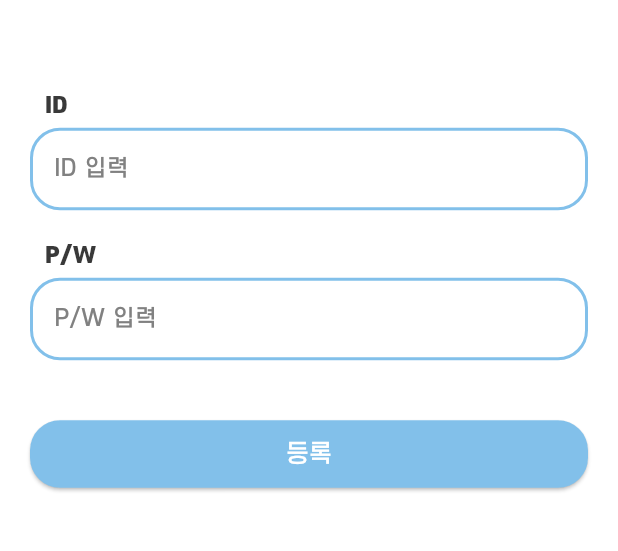
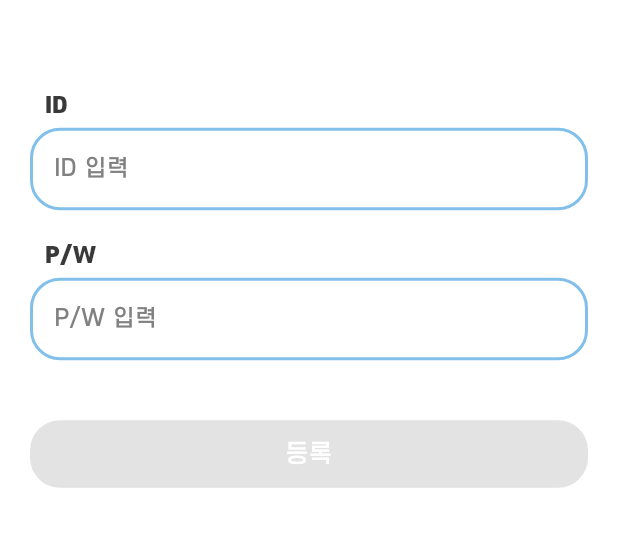
Before and after one commit to doubleS19/haemo-Front, a Flutter app: the screen it shows after launch, on a phone screen of 412 x 824 dp, the part 506-1057 px from its top. Run offline on Flutter 3.47's test engine with Material 3 defaults, Android fonts, the phone set to English and light mode, and no system bars; our stand-ins replace carousel_slider, cloud_firestore, custom_refresh_indicator, firebase_core, firebase_database, firebase_messaging and 11 more; missing offline and left inert: auto_size_text_field, dart:ffi, flutter_email_sender, textfield_tags; accounts and stored records are empty.

Commit message:
feat: login_page 로그인 버튼 유효성 검사 기능 추가

```diff
--- a/lib/controller/login_controller.dart
+++ b/lib/controller/login_controller.dart
@@ -17,6 +17,10 @@ class LoginController extends GetxController {
   Rx<LoginState> _loginState = LoginState.none.obs;
 
   LoginState get loginState => _loginState.value;
+
+  final TextEditingController idController = TextEditingController();
+  final TextEditingController pwdController = TextEditingController();
+  RxBool isValidate = false.obs;
 
   final RxBool isLogin = false.obs;
 
@@ -70,4 +74,12 @@ class LoginController extends GetxController {
 
     update();
   }
+
+  void checkValidation() {
+    if (idController.text.isNotEmpty && pwdController.text.isNotEmpty) {
+      isValidate = true.obs;
+    } else {
+      isValidate = false.obs;
+    }
+  }
 }
--- a/lib/screens/page/intro/login_page.dart
+++ b/lib/screens/page/intro/login_page.dart
@@ -22,12 +22,21 @@ class _LoginPageState extends State<LoginPage> {
   late LoginState _loginState;
   TextEditingController idCtr = TextEditingController();
   TextEditingController passwordCtr = TextEditingController();
+  Rx<bool> isEmpty = true.obs;
 
   DBService db = DBService();
 
   @override
   Widget build(BuildContext context) {
     _loginState = _loginController.loginState;
+
+    // _loginController.idController.addListener(() {
+    //   _loginController.checkValidation();
+    // });
+
+    // _loginController.pwdController.addListener(() {
+    //   _loginController.checkValidation();
+    // });
 
     return Scaffold(
       appBar: null,
@@ -54,28 +63,64 @@ class _LoginPageState extends State<LoginPage> {
                 )),
             Padding(
               padding: const EdgeInsets.fromLTRB(20.0, 30.0, 20.0, 0.0),
-              child: columnTextField(context, 'ID', idCtr, false),
+              child: columnTextField(
+                  context, 'ID', _loginController.idController, false, () {
+                setState(() {
+                  _loginController.checkValidation();
+                });
+              }),
             ),
             Padding(
               padding: const EdgeInsets.fromLTRB(20.0, 0.0, 20.0, 30.0),
-              child: columnTextField(context, 'P/W', passwordCtr, true),
+              child: columnTextField(
+                  context, 'P/W', _loginController.pwdController, true, () {
+                setState(() {
+                  _loginController.checkValidation();
+                });
+              }),
             ),
             Container(
                 margin: const EdgeInsets.symmetric(horizontal: 20.0),
                 height: 45.0,
                 width: MediaQuery.of(context).size.width,
-                child: ElevatedButton(
+                child: loginButton()),
+          ]);
+        },
+      ),
+    );
+  }
+
+  Widget? loginButton() {
+    _loginController.isValidate.listen((value) {
+      setState(() {});
+    });
+
+    if (!_loginController.isValidate.value) {
+      return Container(
+          height: 45.0,
+          decoration: BoxDecoration(
+              color: AppTheme.registerPageFormColor,
+              borderRadius: BorderRadius.circular(20.0)),
+          child: const Align(
+              alignment: Alignment.center,
+              child: Text("등록",
+                  textAlign: TextAlign.center,
+                  style: TextStyle(
+                      fontSize: 16.0,
+                      fontWeight: FontWeight.w500,
+                      color: Colors.white))));
+    } else {
+      return ElevatedButton(
         style: ElevatedButton.styleFrom(
             shape: RoundedRectangleBorder(
                 borderRadius: BorderRadius.circular(20.0)),
             backgroundColor: AppTheme.mainColor),
         onPressed: () async {
           if (idCtr.text.isEmpty || passwordCtr.text.isEmpty) {
-                      return showConfirmDialog(
-                          context, "아이디와 비밀번호를 입력해주세요", null);
+            return showConfirmDialog(context, "아이디와 비밀번호를 입력해주세요", null);
           }
-                    bool loginSuccess = await _loginController.login(
-                        idCtr.text, passwordCtr.text);
+          bool loginSuccess =
+              await _loginController.login(idCtr.text, passwordCtr.text);
           if (loginSuccess) {
             _loginController.checkUserExist(int.parse(idCtr.text));
           } else {
@@ -86,14 +131,9 @@ class _LoginPageState extends State<LoginPage> {
         child: const Text(
           "등록",
           style: TextStyle(
-                        fontSize: 16.0,
-                        fontWeight: FontWeight.w500,
-                        color: Colors.white),
-                  ),
-                ))
-          ]);
-        },
+              fontSize: 16.0, fontWeight: FontWeight.w500, color: Colors.white),
         ),
       );
     }
   }
+}
```
Also changed, not shown: lib/screens/components/customTextField.dart (+9 -39 lines). Lines whose indentation alone changed are shown as unchanged.
